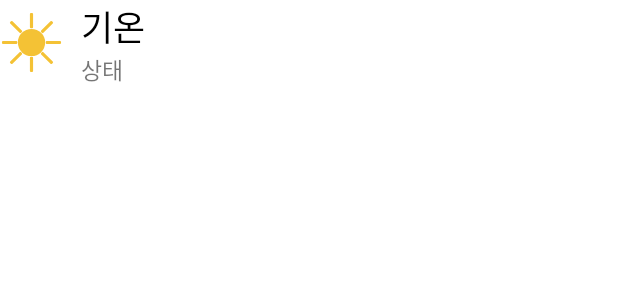
After one commit to pknujsp/CapstoneApp, an Android app: the layout fragment_weather_info.xml on its own in the app's theme, with its tools: preview values and no code run, on a phone screen of 412 x 824 dp. The commit adds this screen. Shown: the top 300 px of the screen. Run offline under Robolectric (Android 15) with nearby library versions, the phone set to English and light mode, and no system bars.

Commit message:
지도 날씨, 주변장소 기능 추가중

```diff
--- /dev/null
+++ b/app/src/main/res/layout/fragment_weather_info.xml
@@ -0,0 +1,64 @@
+<?xml version="1.0" encoding="utf-8"?>
+<layout xmlns:android="http://schemas.android.com/apk/res/android"
+    xmlns:tools="http://schemas.android.com/tools"
+    >
+
+    <FrameLayout
+        android:layout_width="match_parent"
+        android:layout_height="match_parent"
+        tools:context=".weather.WeatherInfoFragment"
+        >
+
+
+        <LinearLayout
+            android:id="@+id/weatherLayout"
+            android:layout_width="wrap_content"
+            android:layout_height="wrap_content"
+            android:gravity="center_vertical"
+            android:orientation="horizontal"
+            >
+
+
+            <ImageView
+                android:id="@+id/weatherIcon"
+                android:layout_width="42dp"
+                android:layout_height="42dp"
+                android:layout_marginRight="12dp"
+                android:scaleType="centerInside"
+                android:src="@drawable/day_clear"
+                />
+
+            <LinearLayout
+                android:layout_width="wrap_content"
+                android:layout_height="wrap_content"
+                android:orientation="vertical"
+                >
+
+                <TextView
+                    android:id="@+id/temperature"
+                    android:layout_width="wrap_content"
+                    android:layout_height="wrap_content"
+                    android:includeFontPadding="false"
+                    android:text="기온"
+                    android:textColor="@color/black"
+                    android:textSize="23sp"
+                    />
+
+                <TextView
+                    android:id="@+id/weatherDescription"
+                    android:layout_width="wrap_content"
+                    android:layout_height="wrap_content"
+                    android:includeFontPadding="false"
+                    android:text="상태"
+                    android:textSize="15sp"
+                    />
+
+
+            </LinearLayout>
+
+
+        </LinearLayout>
+
+
+    </FrameLayout>
+</layout>
--- a/app/src/main/res/values/strings.xml
+++ b/app/src/main/res/values/strings.xml
@@ -193,4 +193,6 @@
     <string name="msg_accept_response_to_promise">약속 참여하시겠습니까?</string>
     <string name="detail_promise">약속 상세</string>
     <string name="notification_sound_volume">소리 크기</string>
+    <string name="weather">날씨</string>
+    <string name="around_place">주변 장소</string>
 </resources>
```
Also changed, not shown: app/src/main/java/com/lifedawn/capstoneapp/map/AbstractNaverMapFragment.java (+19 -7 lines), app/src/main/java/com/lifedawn/capstoneapp/map/PromiseLocationNaverMapFragment.java (+23 -1 lines), app/src/main/java/com/lifedawn/capstoneapp/weather/WeatherInfoFragment.java (added, +58 -0 lines), app/src/main/res/layout/fragment_abstract_naver_map.xml (+59 -11 lines).
